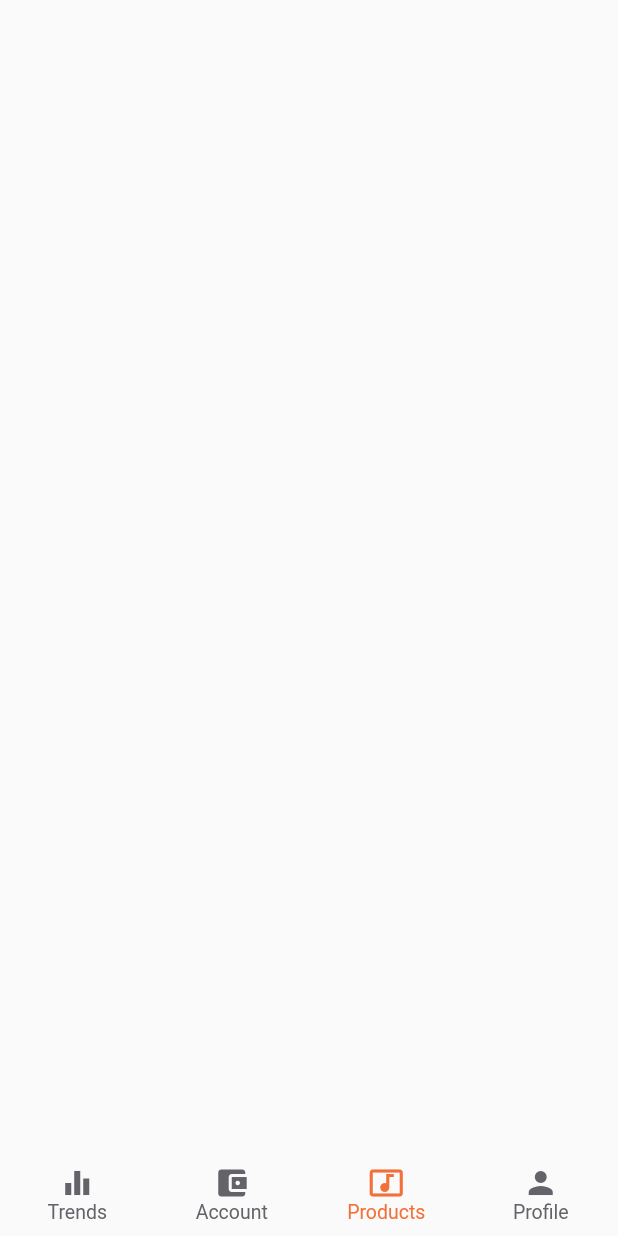
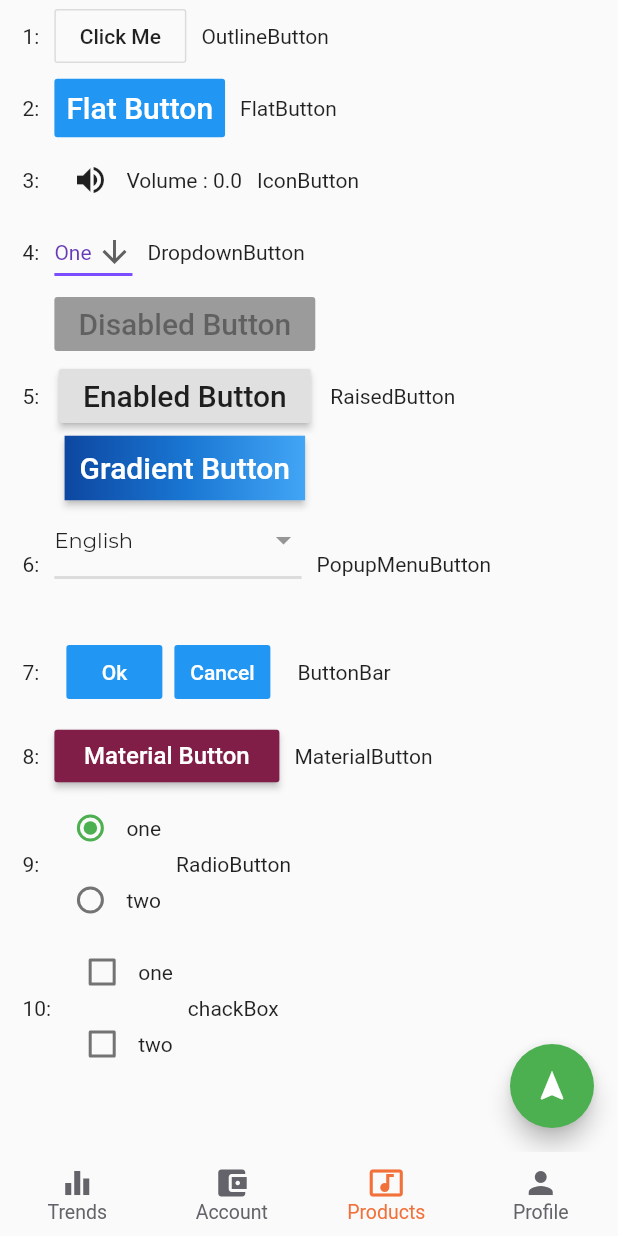
Before and after one commit to sipanpetrosyan/starter_project, a Flutter app: the MyTrends screen opened by its route, item 3 of the bottom bar chosen, on a phone screen of 412 x 824 dp. Run offline on Flutter 3.47's test engine with Material 2 defaults, Android fonts, the phone set to English and light mode, and no system bars; our stand-ins replace form_field_validator, image_picker; missing offline and left inert: flutter_sparkline; project files that could hold a hidden picture were left out.

Commit message:
add products page, and bug fixed

```diff
--- /dev/null
+++ b/lib/ui/pages/account.dart
@@ -0,0 +1,38 @@
+import 'package:flutter/material.dart';
+
+class AccountPage extends StatefulWidget {
+  @override
+  _AccountPageState createState() => _AccountPageState();
+}
+
+class _AccountPageState extends State<AccountPage> {
+  @override
+  Widget build(BuildContext context) {
+    return SingleChildScrollView(
+      child: Column(
+        children: [
+          Container(
+            width: 100,
+            height: 50,
+            decoration: BoxDecoration(
+              color: Colors.red,
+              borderRadius: BorderRadius.only(
+                  topLeft: Radius.circular(10),
+                  topRight: Radius.circular(10),
+                  bottomLeft: Radius.circular(10),
+                  bottomRight: Radius.circular(10)),
+              boxShadow: [
+                BoxShadow(
+                  color: Colors.grey.withOpacity(0.5),
+                  spreadRadius: 5,
+                  blurRadius: 7,
+                  offset: Offset(0, 3), // changes position of shadow
+                ),
+              ],
+            ),
+          )
+        ],
+      ),
+    );
+  }
+}
--- a/lib/ui/pages/my_trends.dart
+++ b/lib/ui/pages/my_trends.dart
@@ -3,6 +3,8 @@ import 'dart:async';
 import 'package:flutter/material.dart';
 import 'package:igroove_ui/base/app_keys.dart';
 import 'package:igroove_ui/managment/const_variables.dart';
+import 'package:igroove_ui/ui/pages/account.dart';
+import 'package:igroove_ui/ui/pages/products.dart';
 import 'package:igroove_ui/ui/pages/profile.dart';
 import 'package:igroove_ui/widgets/date_periods_dialog.dart';
 import 'package:igroove_ui/widgets/expansion_tile_custom.dart';
@@ -130,6 +132,10 @@ class _MyTrendsState extends State<MyTrends> {
       case 0:
         return trendsBody();
         break;
+      case 1:
+        return AccountPage();
+      case 2:
+        return ProductsPage();
       case 3:
         return ProfilePage();
         break;
--- /dev/null
+++ b/lib/ui/pages/products.dart
@@ -0,0 +1,432 @@
+import 'package:flutter/material.dart';
+import 'package:igroove_ui/managment/const_variables.dart';
+
+class ProductsPage extends StatefulWidget {
+  @override
+  _ProductsPageState createState() => _ProductsPageState();
+}
+
+class _ProductsPageState extends State<ProductsPage> {
+  ConstVariables constVariables = ConstVariables();
+  double _volume = 0.0;
+  String dropdownValue = 'One';
+  static List<String> dropdownLengList = ['English', 'Russian', 'Armenian'];
+  String selectLenguage = dropdownLengList[0];
+  int group = 1;
+  bool oneChackBoxValue = false;
+  bool twoChackBoxValue = false;
+  @override
+  Widget build(BuildContext context) {
+    return Scaffold(
+      body: bodyContent(),
+      // FloatingActionButton
+      floatingActionButton: FloatingActionButton(
+        onPressed: () {
+          // Add your onPressed code here!
+        },
+        child: Icon(Icons.navigation),
+        backgroundColor: Colors.green,
+      ),
+    );
+  }
+
+  Widget bodyContent() {
+    return SingleChildScrollView(
+      child: Padding(
+        padding: EdgeInsets.only(left: 15),
+        child: Column(
+          children: [
+            Row(
+              children: [
+                Padding(
+                  padding: EdgeInsets.only(right: 10),
+                  child: Text('1:'),
+                ),
+                // OutlineButton
+                OutlineButton(
+                  onPressed: () {
+                    print('Received click');
+                  },
+                  child: Text('Click Me'),
+                ),
+                Padding(
+                  padding: EdgeInsets.only(left: 10),
+                  child: Text('OutlineButton'),
+                )
+              ],
+            ),
+            Row(
+              children: [
+                Padding(
+                  padding: EdgeInsets.only(right: 10),
+                  child: Text('2:'),
+                ),
+                // FlatButton
+                FlatButton(
+                  color: Colors.blue,
+                  textColor: Colors.white,
+                  disabledColor: Colors.grey,
+                  disabledTextColor: Colors.black,
+                  padding: EdgeInsets.all(8.0),
+                  splashColor: Colors.blueAccent,
+                  onPressed: () {
+                    /*...*/
+                  },
+                  child: Text(
+                    "Flat Button",
+                    style: TextStyle(fontSize: 20.0),
+                  ),
+                ),
+                Padding(
+                  padding: EdgeInsets.only(left: 10),
+                  child: Text('FlatButton'),
+                )
+              ],
+            ),
+            Row(
+              children: [
+                Padding(
+                  padding: EdgeInsets.only(right: 10),
+                  child: Text('3:'),
+                ),
+                // IconButton
+                IconButton(
+                  icon: Icon(Icons.volume_up),
+                  tooltip: 'Increase volume by 10',
+                  onPressed: () {
+                    setState(() {
+                      _volume += 10;
+                    });
+                  },
+                ),
+                Text('Volume : $_volume'),
+                Padding(
+                  padding: EdgeInsets.only(left: 10),
+                  child: Text('IconButton'),
+                )
+              ],
+            ),
+            Row(
+              children: [
+                Padding(
+                  padding: EdgeInsets.only(right: 10),
+                  child: Text('4:'),
+                ),
+                // DropdownButton
+                DropdownButton<String>(
+                  value: dropdownValue,
+                  icon: Icon(Icons.arrow_downward),
+                  iconSize: 24,
+                  elevation: 16,
+                  style: TextStyle(color: Colors.deepPurple),
+                  underline: Container(
+                    height: 2,
+                    color: Colors.deepPurpleAccent,
+                  ),
+                  onChanged: (String newValue) {
+                    setState(() {
+                      dropdownValue = newValue;
+                    });
+                  },
+                  items: <String>['One', 'Two', 'Free', 'Four']
+                      .map<DropdownMenuItem<String>>((String value) {
+                    return DropdownMenuItem<String>(
+                      value: value,
+                      child: Text(value),
+                    );
+                  }).toList(),
+                ),
+                Padding(
+                  padding: EdgeInsets.only(left: 10),
+                  child: Text('DropdownButton'),
+                )
+              ],
+            ),
+            Row(
+              children: [
+                Padding(
+                  padding: EdgeInsets.only(right: 10),
+                  child: Text('5:'),
+                ),
+                // RaisedButton
+                Column(
+                  children: [
+                    RaisedButton(
+                      onPressed: null,
+                      child: Text('Disabled Button',
+                          style: TextStyle(fontSize: 20)),
+                    ),
+                    RaisedButton(
+                      onPressed: () {},
+                      child: const Text('Enabled Button',
+                          style: TextStyle(fontSize: 20)),
+                    ),
+                    RaisedButton(
+                      onPressed: () {},
+                      textColor: Colors.white,
+                      padding: const EdgeInsets.all(0.0),
+                      child: Container(
+                        decoration: const BoxDecoration(
+                          gradient: LinearGradient(
+                            colors: <Color>[
+                              Color(0xFF0D47A1),
+                              Color(0xFF1976D2),
+                              Color(0xFF42A5F5),
+                            ],
+                          ),
+                        ),
+                        padding: const EdgeInsets.all(10.0),
+                        child: const Text('Gradient Button',
+                            style: TextStyle(fontSize: 20)),
+                      ),
+                    ),
+                  ],
+                ),
+                Padding(
+                  padding: EdgeInsets.only(left: 10),
+                  child: Text('RaisedButton'),
+                )
+              ],
+            ),
+            Row(
+              children: [
+                Padding(
+                  padding: EdgeInsets.only(right: 10),
+                  child: Text('6:'),
+                ),
+                // PopupMenuButton
+                PopupMenuButton<int>(
+                  onSelected: (value) {
+                    setState(() {
+                      selectLenguage = dropdownLengList[value];
+                    });
+                  },
+                  itemBuilder: (context) => [
+                    ...List.generate(
+                      dropdownLengList.length,
+                      (index) => PopupMenuItem(
+                        value: index,
+                        child: Text(
+                          dropdownLengList[index],
+                          style: TextStyle(
+                            color: Colors.black,
+                            fontWeight: FontWeight.w500,
+                            fontFamily: "Montserrat",
+                          ),
+                        ),
+                      ),
+                    ),
+                  ],
+                  offset: Offset(1, 0),
+                  child: Padding(
+                    padding: const EdgeInsets.only(bottom: 30),
+                    child: Container(
+                      height: 50,
+                      width: constVariables.screenWidth * 0.4,
+                      decoration: const BoxDecoration(
+                        border: Border(
+                          bottom: BorderSide(
+                              width: 2.0,
+                              color: Color.fromARGB(255, 220, 220, 220)),
+                        ),
+                      ),
+                      child: Row(
+                        mainAxisAlignment: MainAxisAlignment.spaceBetween,
+                        children: [
+                          Text(
+                            selectLenguage,
+                            style: TextStyle(
+                              fontFamily: "Montserrat",
+                            ),
+                          ),
+                          Icon(
+                            Icons.arrow_drop_down,
+                            color: Color.fromARGB(255, 150, 150, 150),
+                          )
+                        ],
+                      ),
+                    ),
+                  ),
+                ),
+                Padding(
+                  padding: EdgeInsets.only(left: 10),
+                  child: Text('PopupMenuButton'),
+                )
+              ],
+            ),
+            Row(
+              children: [
+                Padding(
+                  padding: EdgeInsets.only(right: 10),
+                  child: Text('7:'),
+                ),
+                // ButtonBar
+                ButtonBar(
+                  children: <Widget>[
+                    FlatButton(
+                      child: Text('Ok'),
+                      color: Colors.blue,
+                      onPressed: () {/** */},
+                    ),
+                    FlatButton(
+                      child: Text('Cancel'),
+                      color: Colors.blue,
+                      onPressed: () {/** */},
+                    ),
+                  ],
+                ),
+                Padding(
+                  padding: EdgeInsets.only(left: 10),
+                  child: Text('ButtonBar'),
+                )
+              ],
+            ),
+            Row(
+              children: [
+                Padding(
+                  padding: EdgeInsets.only(right: 10),
+                  child: Text('8:'),
+                ),
+                // MaterialButton
+                MaterialButton(
+                  minWidth: 150.0,
+                  height: 35,
+                  color: Color(0xFF801E48),
+                  child: new Text('Material Button',
+                      style:
+                          new TextStyle(fontSize: 16.0, color: Colors.white)),
+                  onPressed: () {},
+                ),
+                Padding(
+                  padding: EdgeInsets.only(left: 10),
+                  child: Text('MaterialButton'),
+                )
+              ],
+            ),
+            Row(
+              children: [
+                Padding(
+                  padding: EdgeInsets.only(right: 10),
+                  child: Text('9:'),
+                ),
+                // RadioButton
+                Column(
+                  children: [
+                    Row(
+                      children: [
+                        Radio(
+                          value: 1,
+                          groupValue: group,
+                          activeColor: Colors.green,
+                          onChanged: (val) {
+                            print("Radio $val");
+                            setState(() {
+                              group = val;
+                            });
+                          },
+                        ),
+                        GestureDetector(
+                          onTap: () {
+                            setState(() {
+                              group = 1;
+                            });
+                          },
+                          child: Text("one"),
+                        ),
+                      ],
+                    ),
+                    Row(
+                      children: [
+                        Radio(
+                          value: 2,
+                          groupValue: group,
+                          activeColor: Colors.green,
+                          onChanged: (val) {
+                            print("Radio $val");
+                            setState(() {
+                              group = val;
+                            });
+                          },
+                        ),
+                        GestureDetector(
+                          onTap: () {
+                            setState(() {
+                              group = 2;
+                            });
+                          },
+                          child: Text('two'),
+                        )
+                      ],
+                    ),
+                  ],
+                ),
+                Padding(
+                  padding: EdgeInsets.only(left: 10),
+                  child: Text('RadioButton'),
+                )
+              ],
+            ),
+            Row(
+              children: [
+                Padding(
+                  padding: EdgeInsets.only(right: 10),
+                  child: Text('10:'),
+                ),
+                Column(
+                  children: [
+                    Row(
+                      children: [
+                        Checkbox(
+                          value: oneChackBoxValue,
+                          onChanged: (bool value) {
+                            print(value);
+                            setState(() {
+                              oneChackBoxValue = value;
+                            });
+                          },
+                        ),
+                        GestureDetector(
+                          onTap: () {
+                            setState(() {
+                              oneChackBoxValue = !oneChackBoxValue;
+                            });
+                          },
+                          child: Text("one"),
+                        ),
+                      ],
+                    ),
+                    Row(
+                      children: [
+                        Checkbox(
+                          value: twoChackBoxValue,
+                          onChanged: (bool value) {
+                            print(value);
+                            setState(() {
+                              twoChackBoxValue = value;
+                            });
+                          },
+                        ),
+                        GestureDetector(
+                          onTap: () {
+                            setState(() {
+                              twoChackBoxValue = !twoChackBoxValue;
+                            });
+                          },
+                          child: Text("two"),
+                        ),
+                      ],
+                    ),
+                  ],
+                ),
+                Padding(
+                  padding: EdgeInsets.only(left: 10),
+                  child: Text('chackBox'),
+                )
+              ],
+            ),
+          ],
+        ),
+      ),
+    );
+  }
+}
--- a/pubspec.yaml
+++ b/pubspec.yaml
@@ -24,7 +24,11 @@ dependencies:
   flutter:
     sdk: flutter
   flutter_sparkline: ^0.1.0
-  image_picker: ^0.6.6+5
+  # image_picker: ^0.6.6+5
+  image_picker:
+    git:
+     url: https://github.com/knaeckeKami/plugins.git
+     path: packages/image_picker/image_picker
   form_field_validator: ^1.0.1
 
 
```
Also changed, not shown: pubspec.lock.
